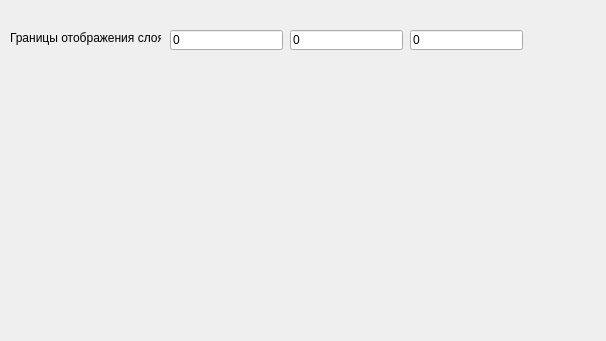
Old version of the form preprocessorsettings.ui in the repository ChrisEllin/VortexMethod.
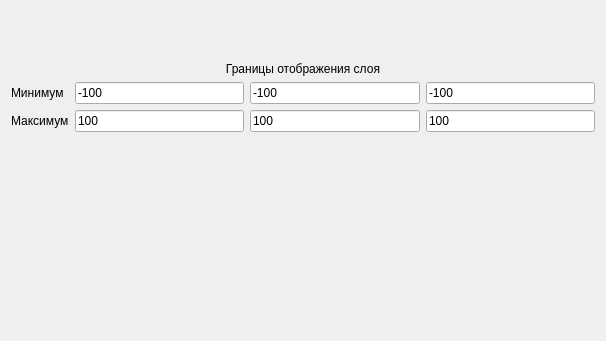
New version of the form.

The edit to the form file:
```diff
--- a/preprocessorsettings.ui
+++ b/preprocessorsettings.ui
@@ -13,58 +13,100 @@
   <property name="windowTitle">
    <string>Dialog</string>
   </property>
+  <layout class="QGridLayout" name="gridLayout">
+   <item row="0" column="1" colspan="2">
+    <spacer name="verticalSpacer_2">
+     <property name="orientation">
+      <enum>Qt::Vertical</enum>
+     </property>
+     <property name="sizeHint" stdset="0">
+      <size>
+       <width>20</width>
+       <height>42</height>
+      </size>
+     </property>
+    </spacer>
+   </item>
+   <item row="1" column="0" colspan="4">
   <widget class="QLabel" name="label">
-   <property name="geometry">
-    <rect>
-     <x>10</x>
-     <y>30</y>
-     <width>151</width>
-     <height>16</height>
-    </rect>
-   </property>
    <property name="text">
     <string>Границы отображения слоя</string>
    </property>
-  </widget>
-  <widget class="QLineEdit" name="xBoundaryLineEdit">
-   <property name="geometry">
-    <rect>
-     <x>170</x>
-     <y>30</y>
-     <width>113</width>
-     <height>20</height>
-    </rect>
-   </property>
+     <property name="alignment">
+      <set>Qt::AlignCenter</set>
+     </property>
+    </widget>
+   </item>
+   <item row="2" column="0">
+    <widget class="QLabel" name="label_2">
+     <property name="text">
+      <string>Минимум</string>
+     </property>
+    </widget>
+   </item>
+   <item row="2" column="1">
+    <widget class="QLineEdit" name="xMinBoundaryLineEdit">
    <property name="text">
-    <string>0</string>
-   </property>
-  </widget>
-  <widget class="QLineEdit" name="yBoundaryLineEdit">
-   <property name="geometry">
-    <rect>
-     <x>290</x>
-     <y>30</y>
-     <width>113</width>
-     <height>20</height>
-    </rect>
-   </property>
+      <string>-100</string>
+     </property>
+    </widget>
+   </item>
+   <item row="2" column="2">
+    <widget class="QLineEdit" name="yMinBoundaryLineEdit">
+     <property name="text">
+      <string>-100</string>
+     </property>
+    </widget>
+   </item>
+   <item row="2" column="3">
+    <widget class="QLineEdit" name="zMinBoundaryLineEdit">
    <property name="text">
-    <string>0</string>
-   </property>
-  </widget>
-  <widget class="QLineEdit" name="zBoundaryLineEdit">
-   <property name="geometry">
-    <rect>
-     <x>410</x>
-     <y>30</y>
-     <width>113</width>
-     <height>20</height>
-    </rect>
-   </property>
+      <string>-100</string>
+     </property>
+    </widget>
+   </item>
+   <item row="3" column="0">
+    <widget class="QLabel" name="label_3">
+     <property name="text">
+      <string>Максимум</string>
+     </property>
+    </widget>
+   </item>
+   <item row="3" column="1">
+    <widget class="QLineEdit" name="xMaxBoundaryLineEdit">
    <property name="text">
-    <string>0</string>
-   </property>
-  </widget>
+      <string>100</string>
+     </property>
+    </widget>
+   </item>
+   <item row="3" column="2">
+    <widget class="QLineEdit" name="yMaxBoundaryLineEdit">
+     <property name="text">
+      <string>100</string>
+     </property>
+    </widget>
+   </item>
+   <item row="3" column="3">
+    <widget class="QLineEdit" name="zMaxBoundaryLineEdit">
+     <property name="text">
+      <string>100</string>
+     </property>
+    </widget>
+   </item>
+   <item row="4" column="2">
+    <spacer name="verticalSpacer">
+     <property name="orientation">
+      <enum>Qt::Vertical</enum>
+     </property>
+     <property name="sizeHint" stdset="0">
+      <size>
+       <width>20</width>
+       <height>198</height>
+      </size>
+     </property>
+    </spacer>
+   </item>
+  </layout>
  </widget>
  <resources/>
  <connections/>
```
Lines whose indentation alone changed are shown as unchanged.
